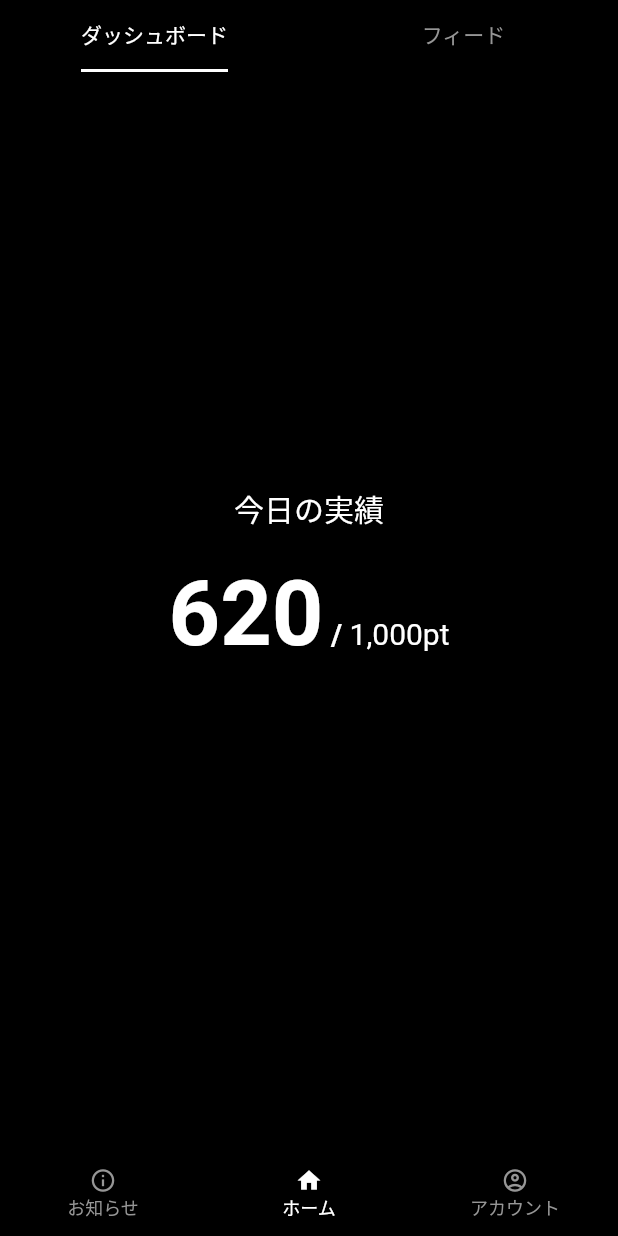
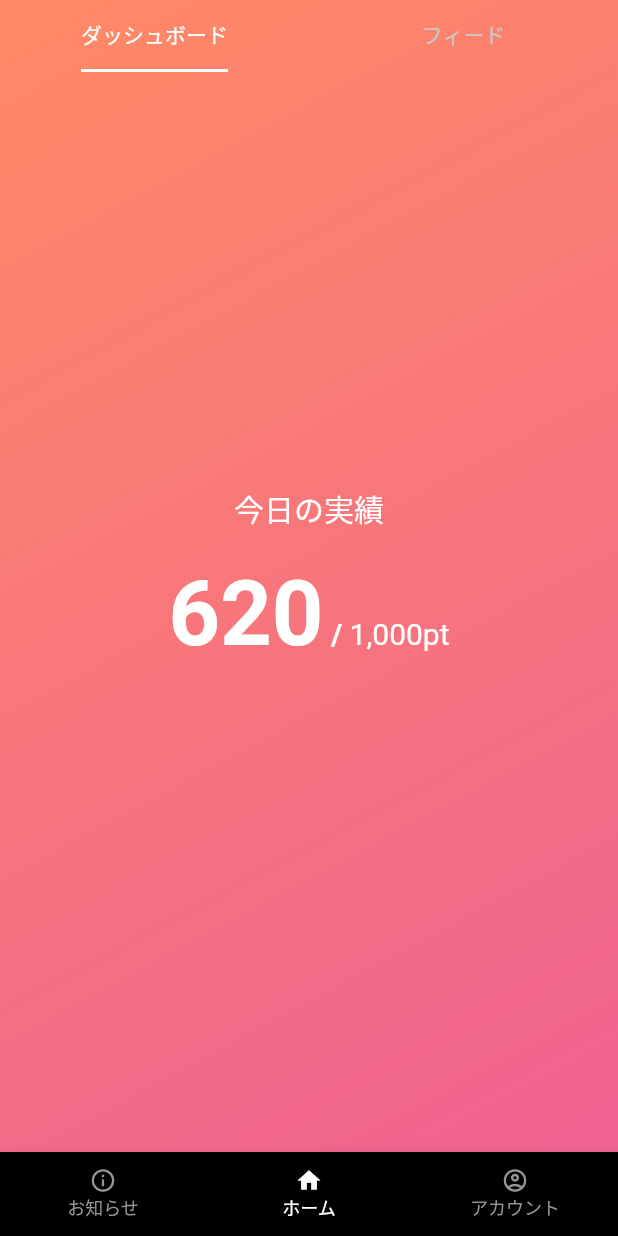
Before and after one commit to rc-code-jp/media_feed_app, a Flutter app: the screen it shows after launch, on a phone screen of 412 x 824 dp. Run offline on Flutter 3.47's test engine with Material 2 defaults, Android fonts, the phone set to English and light mode, and no system bars; our stand-ins replace flutter_riverpod, video_player; missing offline and left inert: simple_logger.

Commit message:
背景をグラデーションに変更

```diff
--- a/lib/screens/home_screen.dart
+++ b/lib/screens/home_screen.dart
@@ -13,7 +13,14 @@ class HomeScreen extends ConsumerWidget {
       length: 2,
       child: Container(
         decoration: const BoxDecoration(
-          color: AppColors.black,
+          gradient: LinearGradient(
+            colors: [
+              AppColors.linearGradient1,
+              AppColors.linearGradient2,
+            ],
+            begin: Alignment.topLeft,
+            end: Alignment.bottomRight,
+          ),
         ),
         child: Stack(
           children: const [
@@ -30,7 +37,7 @@ class HomeScreen extends ConsumerWidget {
               child: SafeArea(
                 child: TabBar(
                   labelColor: AppColors.white,
-                  unselectedLabelColor: AppColors.grey,
+                  unselectedLabelColor: AppColors.lightGrey,
                   indicatorSize: TabBarIndicatorSize.label,
                   indicatorColor: AppColors.white,
                   indicatorWeight: 2,
--- a/lib/styles/colors.dart
+++ b/lib/styles/colors.dart
@@ -7,6 +7,7 @@ class AppColors {
   static const Color lightGrey = Color.fromARGB(255, 200, 200, 200);
   static const Color grey = Color.fromARGB(255, 150, 150, 150);
   static const Color success = Color.fromARGB(255, 98, 189, 101);
-  static const Color info = Color.fromARGB(255, 3, 169, 244);
   static const Color pink = Color.fromARGB(255, 233, 30, 99);
+  static const Color linearGradient1 = Color.fromARGB(255, 255, 138, 101);
+  static const Color linearGradient2 = Color.fromARGB(255, 240, 98, 146);
 }
```
